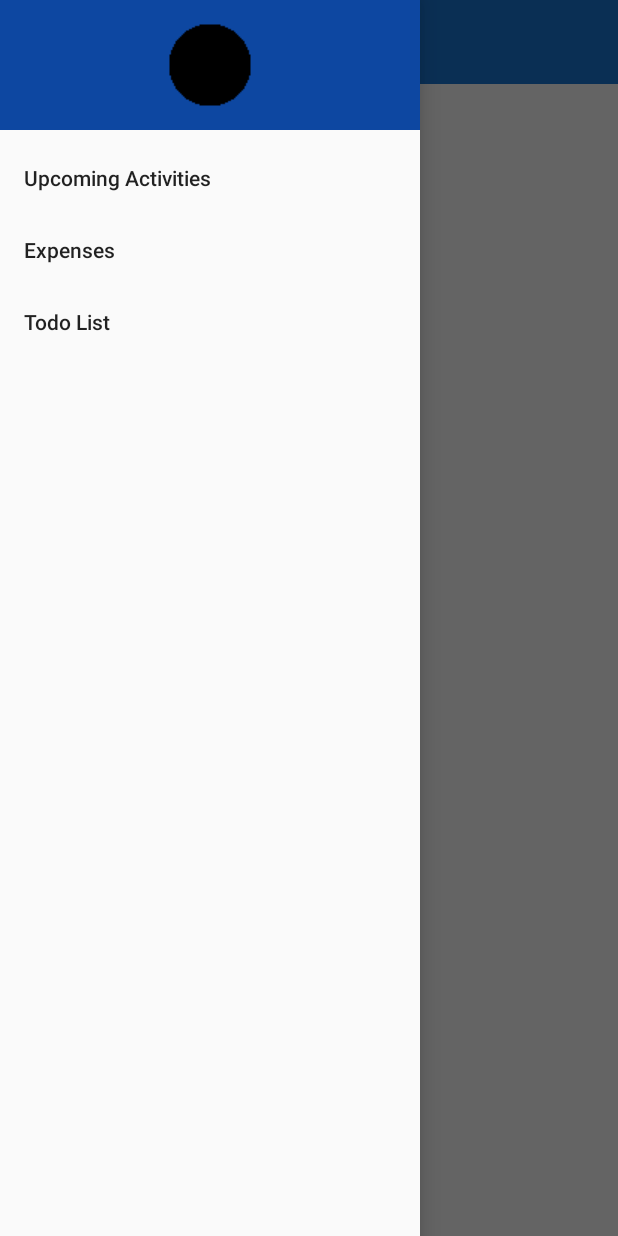
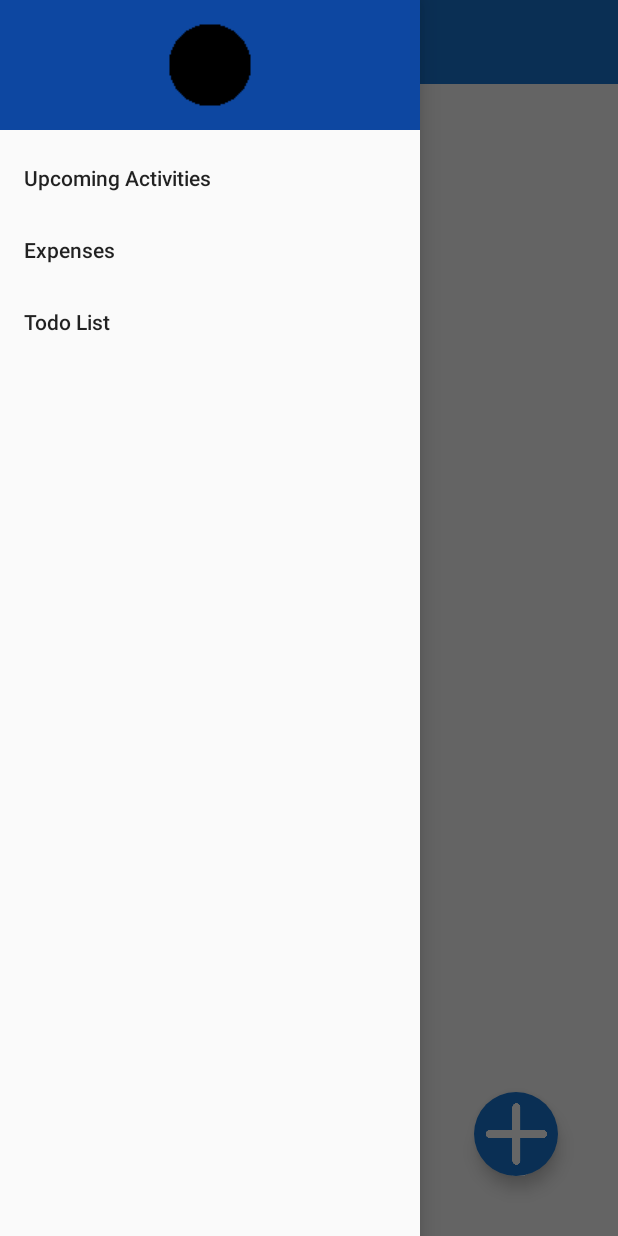
Before and after one commit to fsayhan123/Orbital_HourGlass_Final, an Android app: the ActivityToDoListPage screen opened directly, with no data from a screen before it, with the side drawer open, on a phone screen of 412 x 824 dp. Run offline under Robolectric (Android 15) with nearby library versions, the phone set to English and light mode, and no system bars.

```diff
--- a/app/src/main/AndroidManifest.xml
+++ b/app/src/main/AndroidManifest.xml
@@ -9,8 +9,10 @@
         android:roundIcon="@mipmap/ic_launcher_round"
         android:supportsRtl="true"
         android:theme="@style/AppTheme">
-        <activity android:name=".ActivityToDoListPage"
-            android:parentActivityName="com.example.weekcalendar.ActivityUpcomingPage"></activity>
+        <activity android:name=".ActivityCreateToDoPage"></activity>
+        <activity
+            android:name=".ActivityToDoListPage"
+            android:parentActivityName=".ActivityUpcomingPage" />
         <activity android:name=".ActivityExpensePage" />
         <activity android:name=".ActivityCreateExpensePage" />
         <activity android:name=".ActivityEventDetailsPage" />
--- a/app/src/main/java/com/example/weekcalendar/ActivityToDoListPage.java
+++ b/app/src/main/java/com/example/weekcalendar/ActivityToDoListPage.java
@@ -1,6 +1,7 @@
 package com.example.weekcalendar;
 
 
+import android.content.Intent;
 import android.database.Cursor;
 import android.os.Bundle;
 import android.view.View;
@@ -109,4 +110,9 @@ public class ActivityToDoListPage extends AppCompatActivity {
         }
         return temp;
     }
+
+    public void createToDo(View view) {
+        Intent intent = new Intent(this, ActivityCreateToDoPage.class);
+        startActivity(intent);
+    }
 }
--- a/app/src/main/res/layout/activity_to_do_list_page.xml
+++ b/app/src/main/res/layout/activity_to_do_list_page.xml
@@ -28,7 +28,34 @@
             android:layout_marginTop="60dp"
             android:divider="@android:color/darker_gray"
             android:dividerHeight="0.5dp"
-            android:indicatorLeft="?android:attr/expandableListPreferredItemIndicatorLeft"></ExpandableListView>
+            android:indicatorLeft="?android:attr/expandableListPreferredItemIndicatorLeft">
+
+
+
+        </ExpandableListView>
+
+        <com.google.android.material.floatingactionbutton.FloatingActionButton
+            android:id="@+id/create_to_do_button"
+            android:layout_width="wrap_content"
+            android:layout_height="wrap_content"
+            android:layout_alignBaseline="@id/expandableListView"
+            android:layout_alignBottom="@id/expandableListView"
+            android:layout_alignParentStart="false"
+            android:layout_alignParentLeft="false"
+            android:layout_alignParentTop="false"
+            android:layout_alignParentEnd="false"
+            android:layout_alignParentRight="true"
+            android:layout_alignParentBottom="false"
+            android:layout_marginRight="40dp"
+            android:layout_marginBottom="40dp"
+            android:backgroundTint="@color/colorPrimary"
+            android:clickable="true"
+            android:foregroundGravity="center"
+            android:onClick="createToDo"
+            app:borderWidth="0dp"
+            app:fabCustomSize="0dp"
+            app:maxImageSize="48dp"
+            app:srcCompat="@drawable/plus_icon" />
     </RelativeLayout>
 
     <com.google.android.material.navigation.NavigationView
@@ -40,4 +67,5 @@
         app:headerLayout="@layout/header"
         app:menu="@menu/nav_menu"></com.google.android.material.navigation.NavigationView>
 
+
 </androidx.drawerlayout.widget.DrawerLayout>
```
Also changed, not shown: app/src/main/java/com/example/weekcalendar/ActivityCreateToDoPage.java (added, +55 -0 lines), app/src/main/res/layout/activity_create_to_do_page.xml (added, +58 -0 lines).
